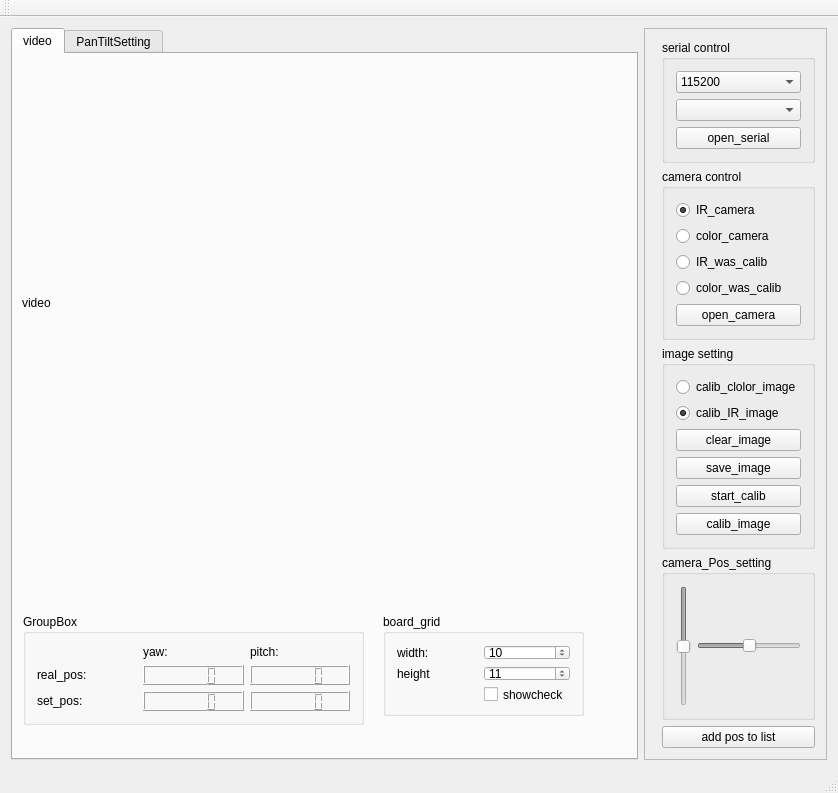
FeiduoduoPeng/auto_calib_camera-master-pf-modified, file mainwindow.ui: the form before one commit.
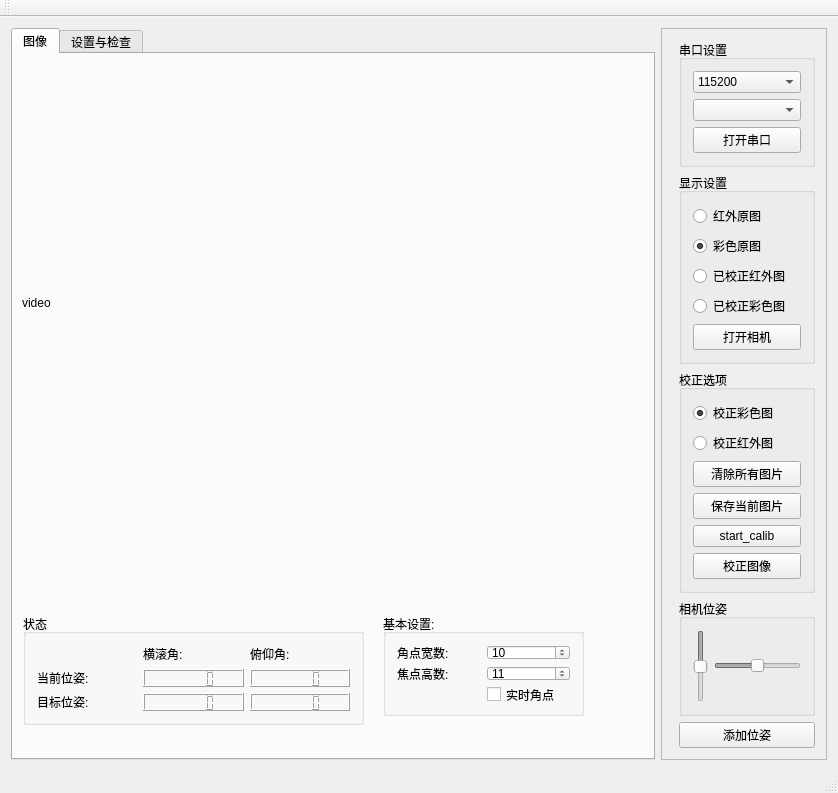
The form after the commit. The open tabs and pages were chosen to show the change.

Patch:
```diff
--- a/mainwindow.ui
+++ b/mainwindow.ui
@@ -33,7 +33,7 @@
        <item row="0" column="1">
         <widget class="QGroupBox" name="groupBox">
          <property name="title">
-          <string>serial control</string>
+          <string>串口设置</string>
          </property>
          <layout class="QGridLayout" name="gridLayout_2">
           <item row="0" column="0">
@@ -77,7 +77,7 @@
           <item row="2" column="0">
            <widget class="QPushButton" name="pushButton_open_serial">
             <property name="text">
-             <string>open_serial</string>
+             <string>打开串口</string>
             </property>
            </widget>
           </item>
@@ -87,47 +87,47 @@
        <item row="1" column="1">
         <widget class="QGroupBox" name="groupBox_2">
          <property name="title">
-          <string>camera control</string>
+          <string>显示设置</string>
          </property>
          <layout class="QGridLayout" name="gridLayout">
           <item row="0" column="0">
            <widget class="QRadioButton" name="radioButton_IR">
             <property name="text">
-             <string>IR_camera</string>
+             <string>红外原图</string>
             </property>
             <property name="checked">
-             <bool>true</bool>
+             <bool>false</bool>
             </property>
            </widget>
           </item>
           <item row="1" column="0">
            <widget class="QRadioButton" name="radioButton_color">
             <property name="text">
-             <string>color_camera</string>
+             <string>彩色原图</string>
             </property>
             <property name="checked">
-             <bool>false</bool>
+             <bool>true</bool>
             </property>
            </widget>
           </item>
           <item row="4" column="0">
            <widget class="QPushButton" name="pushButton_open_camera">
             <property name="text">
-             <string>open_camera</string>
+             <string>打开相机</string>
             </property>
            </widget>
           </item>
           <item row="2" column="0">
            <widget class="QRadioButton" name="radioButton_IR_calib">
             <property name="text">
-             <string>IR_was_calib</string>
+             <string>已校正红外图</string>
             </property>
            </widget>
           </item>
           <item row="3" column="0">
            <widget class="QRadioButton" name="radioButton_color_calib">
             <property name="text">
-             <string>color_was_calib</string>
+             <string>已校正彩色图</string>
             </property>
            </widget>
           </item>
@@ -137,13 +137,16 @@
        <item row="3" column="1">
         <widget class="QGroupBox" name="groupBox_3">
          <property name="title">
-          <string>image setting</string>
+          <string>校正选项</string>
          </property>
          <layout class="QGridLayout" name="gridLayout_3">
           <item row="0" column="0">
            <widget class="QRadioButton" name="radioButton_select_color_calib">
             <property name="text">
-             <string>calib_clolor_image</string>
+             <string>校正彩色图</string>
+            </property>
+            <property name="checked">
+             <bool>true</bool>
             </property>
            </widget>
           </item>
@@ -157,31 +160,31 @@
           <item row="2" column="0">
            <widget class="QPushButton" name="pushButton_clean">
             <property name="text">
-             <string>clear_image</string>
+             <string>清除所有图片</string>
             </property>
            </widget>
           </item>
           <item row="1" column="0">
            <widget class="QRadioButton" name="radioButton_select_ir_calib">
             <property name="text">
-             <string>calib_IR_image</string>
+             <string>校正红外图</string>
             </property>
             <property name="checked">
-             <bool>true</bool>
+             <bool>false</bool>
             </property>
            </widget>
           </item>
           <item row="3" column="0">
            <widget class="QPushButton" name="pushButton_save_image">
             <property name="text">
-             <string>save_image</string>
+             <string>保存当前图片</string>
             </property>
            </widget>
           </item>
           <item row="5" column="0">
            <widget class="QPushButton" name="pushButton_read_image_list">
             <property name="text">
-             <string>calib_image</string>
+             <string>校正图像</string>
             </property>
            </widget>
           </item>
@@ -197,7 +200,7 @@
           </size>
          </property>
          <property name="title">
-          <string>camera_Pos_setting</string>
+          <string>相机位姿</string>
          </property>
          <layout class="QGridLayout" name="gridLayout_5">
           <item row="0" column="0">
@@ -259,7 +262,7 @@
        <item row="5" column="1">
         <widget class="QPushButton" name="pushButton">
          <property name="text">
-          <string>add pos to list</string>
+          <string>添加位姿</string>
          </property>
         </widget>
        </item>
@@ -279,7 +282,7 @@
         </size>
        </property>
        <attribute name="title">
-        <string>video</string>
+        <string>图像</string>
        </attribute>
        <widget class="QLabel" name="label">
         <property name="geometry">
@@ -316,7 +319,7 @@
          </rect>
         </property>
         <property name="title">
-         <string>GroupBox</string>
+         <string>状态</string>
         </property>
         <layout class="QGridLayout" name="gridLayout_4">
          <item row="2" column="2">
@@ -331,21 +334,21 @@
          <item row="0" column="2">
           <widget class="QLabel" name="label_2">
            <property name="text">
-            <string>pitch:</string>
+            <string>俯仰角:</string>
            </property>
           </widget>
          </item>
          <item row="1" column="0">
           <widget class="QLabel" name="label_4">
            <property name="text">
-            <string>real_pos:</string>
+            <string>当前位姿:</string>
            </property>
           </widget>
          </item>
          <item row="0" column="1">
           <widget class="QLabel" name="label_3">
            <property name="text">
-            <string>yaw:</string>
+            <string>横滚角:</string>
            </property>
           </widget>
          </item>
@@ -355,7 +358,7 @@
          <item row="2" column="0">
           <widget class="QLabel" name="label_5">
            <property name="text">
-            <string>set_pos:</string>
+            <string>目标位姿:</string>
            </property>
           </widget>
          </item>
@@ -371,13 +374,13 @@
          </rect>
         </property>
         <property name="title">
-         <string>board_grid</string>
+         <string>基本设置:</string>
         </property>
         <layout class="QGridLayout" name="gridLayout_7">
          <item row="0" column="0">
           <widget class="QLabel" name="label_6">
            <property name="text">
-            <string>width:</string>
+            <string>角点宽数:</string>
            </property>
           </widget>
          </item>
@@ -391,7 +394,7 @@
          <item row="1" column="0">
           <widget class="QLabel" name="label_7">
            <property name="text">
-            <string>height</string>
+            <string>焦点高数:</string>
            </property>
           </widget>
          </item>
@@ -405,7 +408,7 @@
          <item row="2" column="1">
           <widget class="QCheckBox" name="checkBox_show_check">
            <property name="text">
-            <string>showcheck</string>
+            <string>实时角点</string>
            </property>
           </widget>
          </item>
@@ -414,7 +417,7 @@
       </widget>
       <widget class="QWidget" name="Tab2">
        <attribute name="title">
-        <string>PanTiltSetting</string>
+        <string>设置与检查</string>
        </attribute>
        <widget class="QTableView" name="tableView">
         <property name="geometry">
```
Left out of the diff: 14 changed lines with no effect on the pictures.
